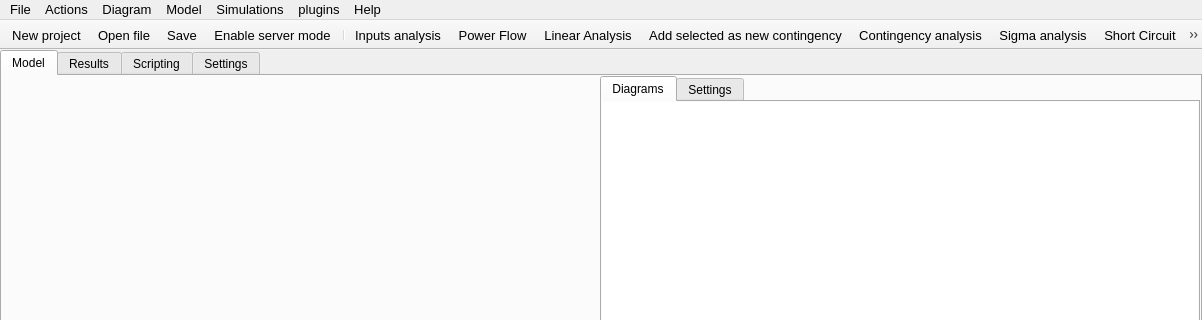
Above: src/GridCal/Gui/Main/MainWindow.ui from SanPen/GridCal before the change; both pictures show x 0 to 1202 and y 0 to 320 of the 1202 by 746 pixel window. Below: the same form after it.
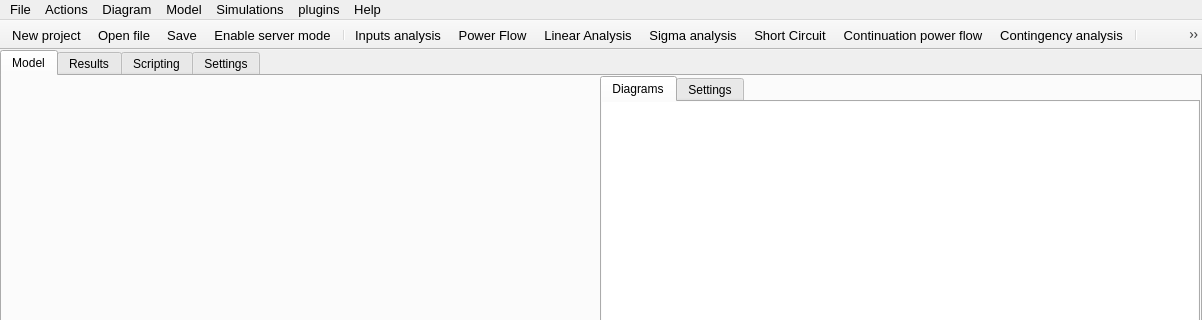
That is the form after the change. Icons and pictures are not drawn.

Commit message: Added remedial action options to the GUI

Diff of the .ui file:
```diff
--- a/src/GridCal/Gui/Main/MainWindow.ui
+++ b/src/GridCal/Gui/Main/MainWindow.ui
@@ -10071,18 +10071,16 @@
    <addaction name="actionInputs_analysis"/>
    <addaction name="actionPower_flow"/>
    <addaction name="actionLinearAnalysis"/>
-   <addaction name="actionAdd_selected_to_contingency"/>
-   <addaction name="actionContingency_analysis"/>
    <addaction name="actionSigma_analysis"/>
    <addaction name="actionShort_Circuit"/>
    <addaction name="actionVoltage_stability"/>
+   <addaction name="actionContingency_analysis"/>
    <addaction name="separator"/>
    <addaction name="actionOptimal_Net_Transfer_Capacity"/>
    <addaction name="actionNodal_capacity"/>
    <addaction name="actionOPF"/>
    <addaction name="actionOpf_to_Power_flow"/>
    <addaction name="separator"/>
-   <addaction name="actionAdd_selected_as_new_investment"/>
    <addaction name="actionInvestments_evaluation"/>
    <addaction name="actionPower_flow_Stochastic"/>
    <addaction name="actionClustering"/>
@@ -10090,6 +10088,10 @@
    <addaction name="actionEdit_simulation_time_limits"/>
    <addaction name="actionactivate_time_series"/>
    <addaction name="separator"/>
+   <addaction name="actionAdd_selected_to_contingency"/>
+   <addaction name="actionAdd_selected_as_remedial_action"/>
+   <addaction name="actionAdd_selected_as_new_investment"/>
+   <addaction name="separator"/>
    <addaction name="actionBigger_nodes"/>
    <addaction name="actionSmaller_nodes"/>
    <addaction name="actionCenter_view"/>
@@ -10098,6 +10100,7 @@
    <addaction name="actionDelete_from_the_diagram"/>
    <addaction name="separator"/>
    <addaction name="actionLaunch_data_analysis_tool"/>
+   <addaction name="separator"/>
   </widget>
   <action name="actionOpen_file">
    <property name="icon">
@@ -11660,6 +11663,18 @@
     </font>
    </property>
   </action>
+  <action name="actionAdd_selected_as_remedial_action">
+   <property name="icon">
+    <iconset resource="icons.qrc">
+     <normaloff>:/Icons/icons/add_remedial_action.svg</normaloff>:/Icons/icons/add_remedial_action.svg</iconset>
+   </property>
+   <property name="text">
+    <string>Add selected as new remedial action</string>
+   </property>
+   <property name="toolTip">
+    <string>&lt;html&gt;&lt;head/&gt;&lt;body&gt;&lt;p&gt;&lt;span style=&quot; font-weight:700;&quot;&gt;Add remedial action&lt;/span&gt;&lt;/p&gt;&lt;p&gt;Create a new remedial action from the schematic selection&lt;/p&gt;&lt;/body&gt;&lt;/html&gt;</string>
+   </property>
+  </action>
  </widget>
  <resources>
   <include location="icons.qrc"/>
```
Left out of the diff: 1 changed line with no effect on the pictures. The commit also changes 13 other files.
